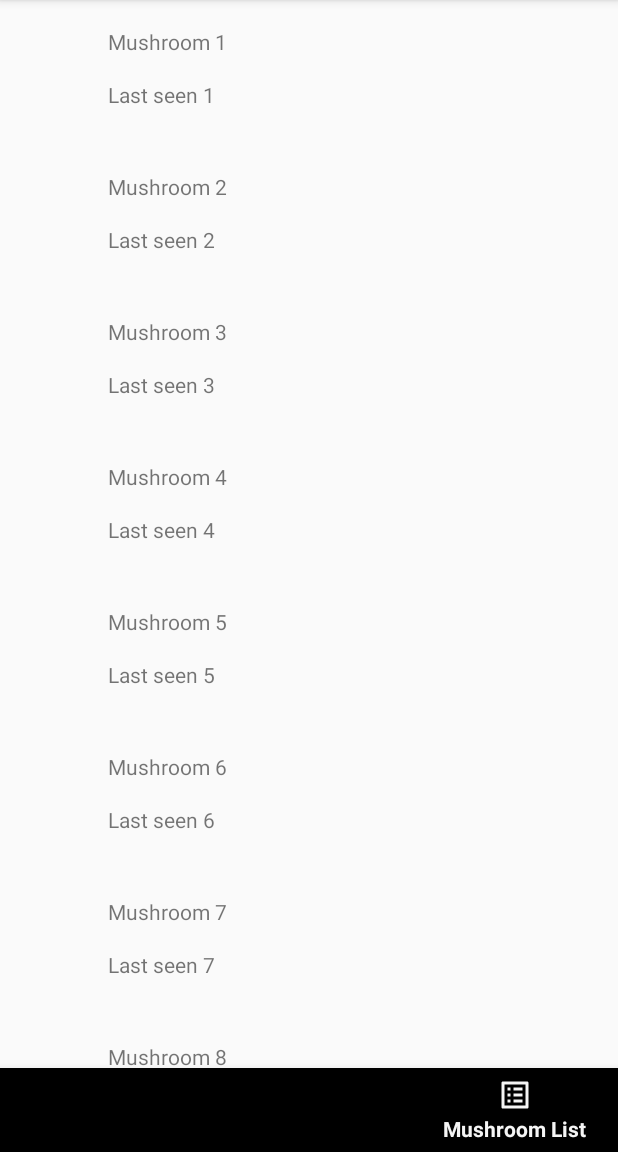
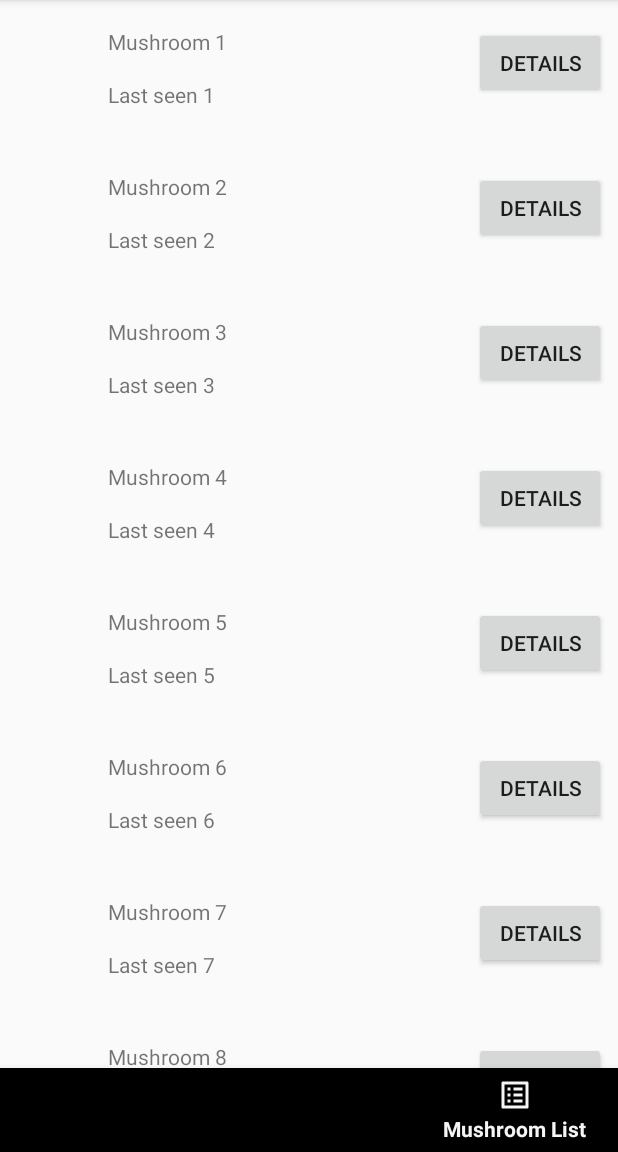
Before and after one commit to freethemahi33/CMPSC_475_Project, an Android app: the screen it shows after launch (MainActivity), item 3 of the bottom bar chosen, on a phone screen of 412 x 824 dp, the part 84-1236 px from its top. Run offline under Robolectric (Android 15) with nearby library versions, the phone set to English and light mode, and no system bars.

```diff
--- a/app/src/main/AndroidManifest.xml
+++ b/app/src/main/AndroidManifest.xml
@@ -27,6 +27,7 @@
             </intent-filter>
         </activity>
         <activity android:name=".MushroomList" />
+        <activity android:name=".MushroomDetail" />
     </application>
 
 </manifest>
--- a/app/src/main/java/com/example/foragersfriend/NavFragments/MushroomListFragment.java
+++ b/app/src/main/java/com/example/foragersfriend/BottomNavFragments/MushroomAddFragment.java
@@ -1,27 +1,21 @@
-package com.example.foragersfriend.NavFragments;
+package com.example.foragersfriend.BottomNavFragments;
 
 import android.os.Bundle;
 
 import androidx.fragment.app.Fragment;
-import androidx.recyclerview.widget.LinearLayoutManager;
-import androidx.recyclerview.widget.RecyclerView;
 
 import android.view.LayoutInflater;
 import android.view.View;
 import android.view.ViewGroup;
 
-import com.example.foragersfriend.MushroomRVListItem;
-import com.example.foragersfriend.MushroomViewAdapter;
 import com.example.foragersfriend.R;
-
-import java.util.Objects;
 
 /**
  * A simple {@link Fragment} subclass.
- * Use the {@link MushroomListFragment#newInstance} factory method to
+ * Use the {@link MushroomAddFragment#newInstance} factory method to
  * create an instance of this fragment.
  */
-public class MushroomListFragment extends Fragment {
+public class MushroomAddFragment extends Fragment {
 
     // TODO: Rename parameter arguments, choose names that match
     // the fragment initialization parameters, e.g. ARG_ITEM_NUMBER
@@ -32,7 +26,7 @@ public class MushroomListFragment extends Fragment {
     private String mParam1;
     private String mParam2;
 
-    public MushroomListFragment() {
+    public MushroomAddFragment() {
         // Required empty public constructor
     }
 
@@ -42,11 +36,11 @@ public class MushroomListFragment extends Fragment {
      *
      * @param param1 Parameter 1.
      * @param param2 Parameter 2.
-     * @return A new instance of fragment MushroomListFragment.
+     * @return A new instance of fragment MushroomAddFragment.
      */
     // TODO: Rename and change types and number of parameters
-    public static MushroomListFragment newInstance(String param1, String param2) {
-        MushroomListFragment fragment = new MushroomListFragment();
+    public static MushroomAddFragment newInstance(String param1, String param2) {
+        MushroomAddFragment fragment = new MushroomAddFragment();
         Bundle args = new Bundle();
         args.putString(ARG_PARAM1, param1);
         args.putString(ARG_PARAM2, param2);
@@ -66,12 +60,7 @@ public class MushroomListFragment extends Fragment {
     @Override
     public View onCreateView(LayoutInflater inflater, ViewGroup container,
                              Bundle savedInstanceState) {
-
-        View view = inflater.inflate(R.layout.fragment_mushroom_list, container, false);
-        RecyclerView recyclerView = view.findViewById(R.id.recyclerView);
-        recyclerView.setLayoutManager(new LinearLayoutManager(getContext()));
-        recyclerView.setAdapter(new MushroomViewAdapter(MushroomRVListItem.getDummyList()));
-        // set up the RecyclerView
-        return view;
+        // Inflate the layout for this fragment
+        return inflater.inflate(R.layout.fragment_mushroom_add, container, false);
     }
 }
--- a/app/src/main/java/com/example/foragersfriend/NavFragments/HomeFragment.java
+++ b/app/src/main/java/com/example/foragersfriend/BottomNavFragments/MushroomListFragment.java
@@ -1,21 +1,25 @@
-package com.example.foragersfriend.NavFragments;
+package com.example.foragersfriend.BottomNavFragments;
 
 import android.os.Bundle;
 
 import androidx.fragment.app.Fragment;
+import androidx.recyclerview.widget.LinearLayoutManager;
+import androidx.recyclerview.widget.RecyclerView;
 
 import android.view.LayoutInflater;
 import android.view.View;
 import android.view.ViewGroup;
 
+import com.example.foragersfriend.MushroomRVListItem;
+import com.example.foragersfriend.MushroomViewAdapter;
 import com.example.foragersfriend.R;
 
 /**
  * A simple {@link Fragment} subclass.
- * Use the {@link HomeFragment#newInstance} factory method to
+ * Use the {@link MushroomListFragment#newInstance} factory method to
  * create an instance of this fragment.
  */
-public class HomeFragment extends Fragment {
+public class MushroomListFragment extends Fragment {
 
     // TODO: Rename parameter arguments, choose names that match
     // the fragment initialization parameters, e.g. ARG_ITEM_NUMBER
@@ -26,7 +30,7 @@ public class HomeFragment extends Fragment {
     private String mParam1;
     private String mParam2;
 
-    public HomeFragment() {
+    public MushroomListFragment() {
         // Required empty public constructor
     }
 
@@ -36,11 +40,11 @@ public class HomeFragment extends Fragment {
      *
      * @param param1 Parameter 1.
      * @param param2 Parameter 2.
-     * @return A new instance of fragment HomeFragment.
+     * @return A new instance of fragment MushroomListFragment.
      */
     // TODO: Rename and change types and number of parameters
-    public static HomeFragment newInstance(String param1, String param2) {
-        HomeFragment fragment = new HomeFragment();
+    public static MushroomListFragment newInstance(String param1, String param2) {
+        MushroomListFragment fragment = new MushroomListFragment();
         Bundle args = new Bundle();
         args.putString(ARG_PARAM1, param1);
         args.putString(ARG_PARAM2, param2);
@@ -60,7 +64,11 @@ public class HomeFragment extends Fragment {
     @Override
     public View onCreateView(LayoutInflater inflater, ViewGroup container,
                              Bundle savedInstanceState) {
-        // Inflate the layout for this fragment
-        return inflater.inflate(R.layout.fragment_home, container, false);
+
+        View view = inflater.inflate(R.layout.fragment_mushroom_list, container, false);
+        RecyclerView recyclerView = view.findViewById(R.id.recyclerView);
+        recyclerView.setLayoutManager(new LinearLayoutManager(getContext()));
+        recyclerView.setAdapter(new MushroomViewAdapter(MushroomRVListItem.getDummyList()));
+        return view;
     }
 }
--- a/app/src/main/java/com/example/foragersfriend/MainActivity.java
+++ b/app/src/main/java/com/example/foragersfriend/MainActivity.java
@@ -13,11 +13,10 @@ import android.util.Log;
 import android.view.Menu;
 import android.view.MenuInflater;
 import android.view.MenuItem;
-import android.view.View;
 
-import com.example.foragersfriend.NavFragments.HomeFragment;
-import com.example.foragersfriend.NavFragments.MushroomAddFragment;
-import com.example.foragersfriend.NavFragments.MushroomListFragment;
+import com.example.foragersfriend.BottomNavFragments.HomeFragment;
+import com.example.foragersfriend.BottomNavFragments.MushroomAddFragment;
+import com.example.foragersfriend.BottomNavFragments.MushroomListFragment;
 import com.example.foragersfriend.databinding.ActivityMainBinding;
 
 public class MainActivity extends AppCompatActivity {
@@ -34,19 +33,15 @@ public class MainActivity extends AppCompatActivity {
         setSupportActionBar(toolbar);
 
         binding.bottomNavigationView.setOnItemSelectedListener(item -> {
-            Log.d(TAG, "onCreate: Switch");
             switch (item.getItemId()) {
                 case R.id.homeFragment:
                     replaceFragment(new HomeFragment());
-                    Log.d(TAG, "onCreate: Home");
                     break;
                 case R.id.addMushroomFragment:
                     replaceFragment(new MushroomAddFragment());
-                    Log.d(TAG, "onCreate: Add");
                     break;
                 case R.id.mushroomListFragment:
                     replaceFragment(new MushroomListFragment());
-                    Log.d(TAG, "onCreate: List");
                     break;
             }
             return true;
--- a/app/src/main/java/com/example/foragersfriend/MushroomViewHolder.java
+++ b/app/src/main/java/com/example/foragersfriend/MushroomViewHolder.java
@@ -3,6 +3,7 @@ package com.example.foragersfriend;
 import android.view.LayoutInflater;
 import android.view.View;
 import android.view.ViewGroup;
+import android.widget.Button;
 import android.widget.ImageView;
 import android.widget.TextView;
 
@@ -15,10 +16,13 @@ public class MushroomViewHolder extends RecyclerView.ViewHolder{
     public ImageView mushroomImage;
     public TextView mushroomName, mushroomLastSeen;
 
+    public Button detailsButton;
+
     public MushroomViewHolder(@NonNull View itemView) {
         super(itemView);
         mushroomImage = itemView.findViewById(R.id.mushroom_image);
         mushroomName = itemView.findViewById(R.id.mushroom_name);
         mushroomLastSeen = itemView.findViewById(R.id.mushroom_last_seen);
+        detailsButton = itemView.findViewById(R.id.mushroom_button);
     }
 }
--- a/app/src/main/res/layout/fragment_home.xml
+++ b/app/src/main/res/layout/fragment_home.xml
@@ -4,7 +4,7 @@
     android:id="@+id/home_fragment"
     android:layout_width="match_parent"
     android:layout_height="match_parent"
-    tools:context=".NavFragments.HomeFragment">
+    tools:context=".BottomNavFragments.HomeFragment">
 
     <!-- TODO: Update blank fragment layout -->
     <TextView
--- a/app/src/main/res/layout/fragment_mushroom_add.xml
+++ b/app/src/main/res/layout/fragment_mushroom_add.xml
@@ -4,7 +4,7 @@
     android:id="@+id/mushroom_add_fragment"
     android:layout_width="match_parent"
     android:layout_height="match_parent"
-    tools:context=".NavFragments.MushroomAddFragment">
+    tools:context=".BottomNavFragments.MushroomAddFragment">
 
     <!-- TODO: Update blank fragment layout -->
     <TextView
--- a/app/src/main/res/layout/fragment_mushroom_list.xml
+++ b/app/src/main/res/layout/fragment_mushroom_list.xml
@@ -4,7 +4,7 @@
     android:id="@+id/mushroom_list_fragment"
     android:layout_width="match_parent"
     android:layout_height="match_parent"
-    tools:context=".NavFragments.MushroomListFragment">
+    tools:context=".BottomNavFragments.MushroomListFragment">
 
     <!-- TODO: Update blank fragment layout -->
     <androidx.recyclerview.widget.RecyclerView
--- a/app/src/main/res/layout/mushroom_item.xml
+++ b/app/src/main/res/layout/mushroom_item.xml
@@ -22,13 +22,28 @@
         android:layout_toEndOf="@+id/mushroom_image" />
 
     <TextView
+        android:id="@+id/mushroom_last_seen"
         android:layout_width="wrap_content"
         android:layout_height="wrap_content"
-        android:layout_margin="8dp"
-        android:id="@+id/mushroom_last_seen"
         android:layout_below="@+id/mushroom_name"
-        android:text="Last Seen: Location"
-        android:layout_toEndOf="@+id/mushroom_image" />
+        android:layout_marginStart="8dp"
+        android:layout_marginTop="8dp"
+        android:layout_marginEnd="8dp"
+        android:layout_marginBottom="8dp"
+        android:layout_toEndOf="@+id/mushroom_image"
+        android:text="Last Seen: Location" />
+
+    <Button
+        android:id="@+id/mushroom_button"
+        android:layout_width="wrap_content"
+        android:layout_height="wrap_content"
+        android:layout_alignParentEnd="true"
+        android:layout_marginStart="8dp"
+        android:layout_marginTop="8dp"
+        android:layout_marginEnd="8dp"
+        android:layout_marginBottom="8dp"
+        android:text="Details"
+        />
 
     <LinearLayout
         android:layout_width="wrap_content"
--- a/app/src/main/res/layout/mushroom_list.xml
+++ b/app/src/main/res/layout/mushroom_list.xml
@@ -8,6 +8,7 @@
     <androidx.recyclerview.widget.RecyclerView
         android:id="@+id/recyclerView"
         android:layout_width="match_parent"
-        android:layout_height="match_parent"/>
+        android:layout_height="match_parent"
+        />
 
 </androidx.constraintlayout.widget.ConstraintLayout>
--- /dev/null
+++ b/app/src/main/res/values/ids.xml
@@ -0,0 +1,4 @@
+<?xml version="1.0" encoding="utf-8"?>
+<resources>
+    <item name="mushroom_description_textview" type="id" />
+</resources>
--- a/app/src/main/res/values/strings.xml
+++ b/app/src/main/res/values/strings.xml
@@ -10,4 +10,10 @@
     <string name="mushroom_list_fragment">Mushroom List Fragment</string>
     <string name="mushroom_add_fragment">Mushroom Add Fragment</string>
     <string name="home_fragment">Home Fragment</string>
+    <string name="mushroom_detail_name_header">Mushroom Name:</string>
+    <string name="mushroom_detail_description_header">Mushroom Description:</string>
+    <string name="mushroom_detail_last_seen_header">Seen:</string>
+    <string name="mushroom_detail_season_header">Season:</string>
+    <string name="mushroom_detail_toxicity_header">Toxicity:</string>
+    <string name="mushroom_detail_type_header">Type:</string>
 </resources>
```
Also changed, not shown: app/src/main/java/com/example/foragersfriend/BottomNavFragments/HomeFragment.java (renamed from app/src/main/java/com/example/foragersfriend/NavFragments/MushroomAddFragment.java, +8 -8 lines), app/src/main/java/com/example/foragersfriend/MushroomDetail.java (added, +35 -0 lines), app/src/main/java/com/example/foragersfriend/MushroomList.java (+3 -5 lines), app/src/main/java/com/example/foragersfriend/MushroomViewAdapter.java (+9 -0 lines), app/src/main/res/layout/mushroom_detail.xml (added, +121 -0 lines).
